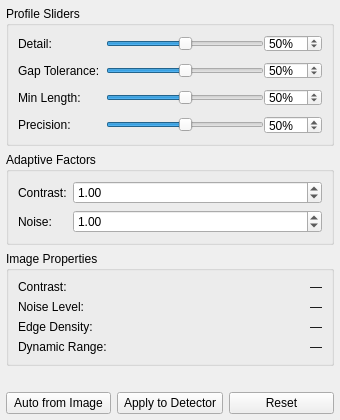
The window that apps/line_analyzer/extensions/detector_profile/detector_profile_panel.ui (waterben/LineExtraction) describes before a commit, drawn with Qt 5.
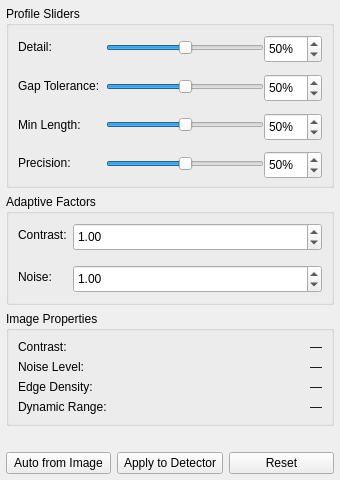
The same window after the commit.

Patch:
```diff
--- a/apps/line_analyzer/extensions/detector_profile/detector_profile_panel.ui
+++ b/apps/line_analyzer/extensions/detector_profile/detector_profile_panel.ui
@@ -10,13 +10,13 @@
     <x>0</x>
     <y>0</y>
     <width>340</width>
-    <height>420</height>
+    <height>480</height>
    </rect>
   </property>
   <property name="minimumSize">
    <size>
     <width>320</width>
-    <height>380</height>
+    <height>440</height>
    </size>
   </property>
   <property name="windowTitle">
@@ -46,7 +46,7 @@
       </property>
       <layout class="QFormLayout" name="formLayout_knobs">
        <property name="verticalSpacing">
-        <number>10</number>
+        <number>14</number>
        </property>
        <item row="0" column="0">
         <widget class="QLabel" name="label_detail">
@@ -75,6 +75,12 @@
          </item>
          <item>
           <widget class="QSpinBox" name="spin_detail">
+           <property name="minimumSize">
+            <size>
+             <width>0</width>
+             <height>28</height>
+            </size>
+           </property>
            <property name="minimum">
             <number>0</number>
            </property>
@@ -118,6 +124,12 @@
          </item>
          <item>
           <widget class="QSpinBox" name="spin_gap_tolerance">
+           <property name="minimumSize">
+            <size>
+             <width>0</width>
+             <height>28</height>
+            </size>
+           </property>
            <property name="minimum">
             <number>0</number>
            </property>
@@ -161,6 +173,12 @@
          </item>
          <item>
           <widget class="QSpinBox" name="spin_min_length">
+           <property name="minimumSize">
+            <size>
+             <width>0</width>
+             <height>28</height>
+            </size>
+           </property>
            <property name="minimum">
             <number>0</number>
            </property>
@@ -204,6 +222,12 @@
          </item>
          <item>
           <widget class="QSpinBox" name="spin_precision">
+           <property name="minimumSize">
+            <size>
+             <width>0</width>
+             <height>28</height>
+            </size>
+           </property>
            <property name="minimum">
             <number>0</number>
            </property>
@@ -229,6 +253,9 @@
        <string>Adaptive Factors</string>
       </property>
       <layout class="QFormLayout" name="formLayout_factors">
+       <property name="verticalSpacing">
+        <number>14</number>
+       </property>
        <item row="0" column="0">
         <widget class="QLabel" name="label_contrast_factor">
          <property name="text">
@@ -238,6 +265,12 @@
        </item>
        <item row="0" column="1">
         <widget class="QDoubleSpinBox" name="spin_contrast_factor">
+         <property name="minimumSize">
+          <size>
+           <width>0</width>
+           <height>28</height>
+          </size>
+         </property>
          <property name="minimum">
           <double>0.500000000000000</double>
          </property>
@@ -264,6 +297,12 @@
        </item>
        <item row="1" column="1">
         <widget class="QDoubleSpinBox" name="spin_noise_factor">
+         <property name="minimumSize">
+          <size>
+           <width>0</width>
+           <height>28</height>
+          </size>
+         </property>
          <property name="minimum">
           <double>0.500000000000000</double>
          </property>
```
